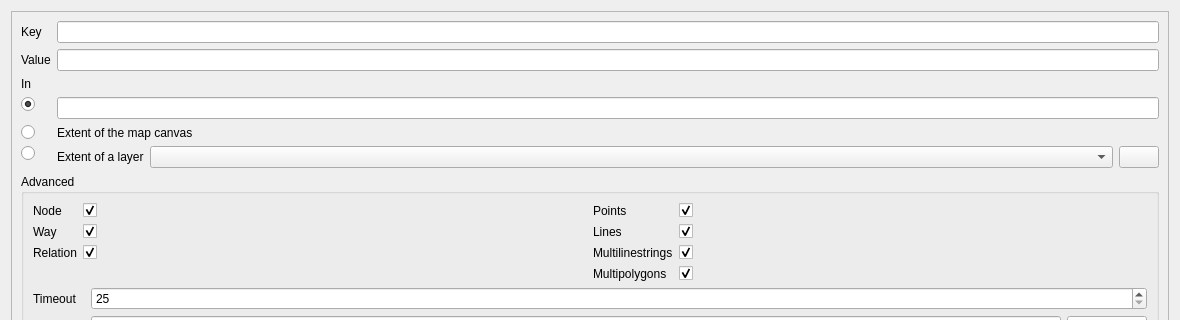
The window that ui/quick_query.ui (3liz/QuickOSM) describes before a commit, drawn with Qt 5; both pictures show x 0 to 1180 and y 0 to 320 of the 1180 by 866 pixel window.
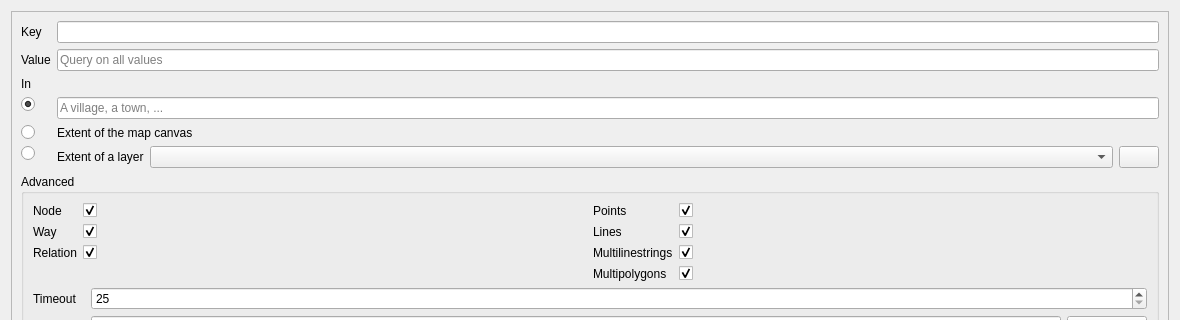
The same window after the commit. Icons and pictures are not drawn. Custom widgets are drawn as their Qt base class.

Commit message: update 118n, fix nominatim and fileQueryWriter

Diff of the .ui file:
```diff
--- a/ui/quick_query.ui
+++ b/ui/quick_query.ui
@@ -60,6 +60,9 @@
            <property name="text">
             <string/>
            </property>
+           <property name="placeholderText">
+            <string>Query on all values</string>
+           </property>
           </widget>
          </item>
          <item row="2" column="0">
@@ -84,6 +87,9 @@
            <property name="text">
             <string/>
            </property>
+           <property name="placeholderText">
+            <string>A village, a town, ...</string>
+           </property>
           </widget>
          </item>
          <item row="4" column="0">
```
The commit also changes 4 other files.
